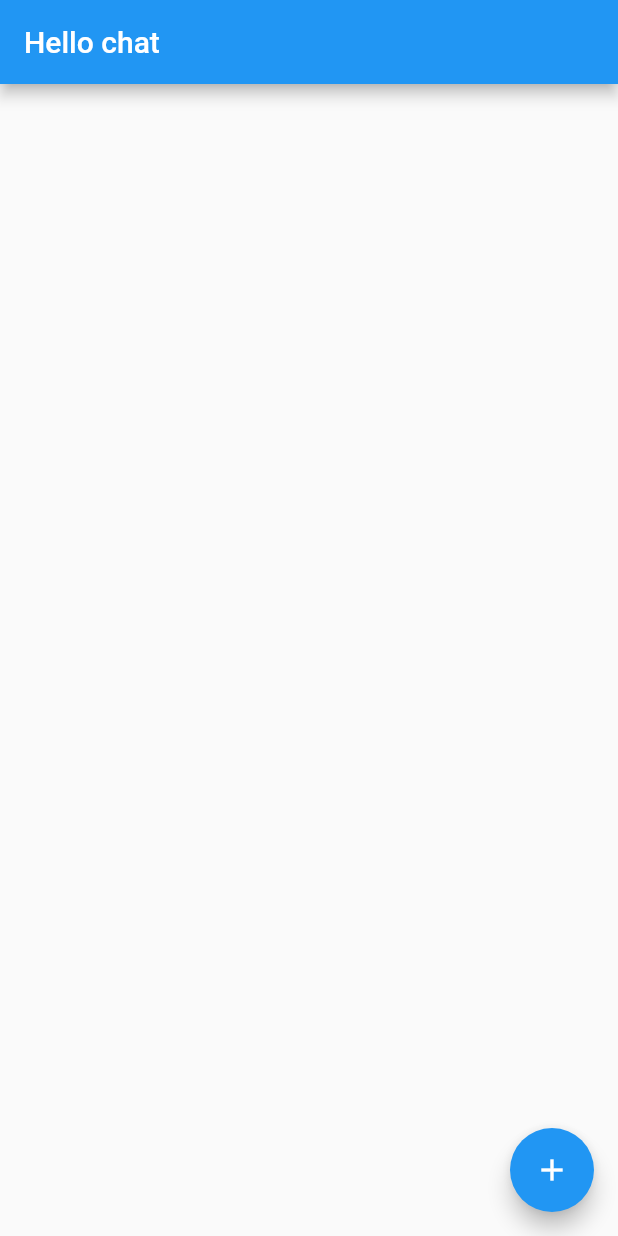
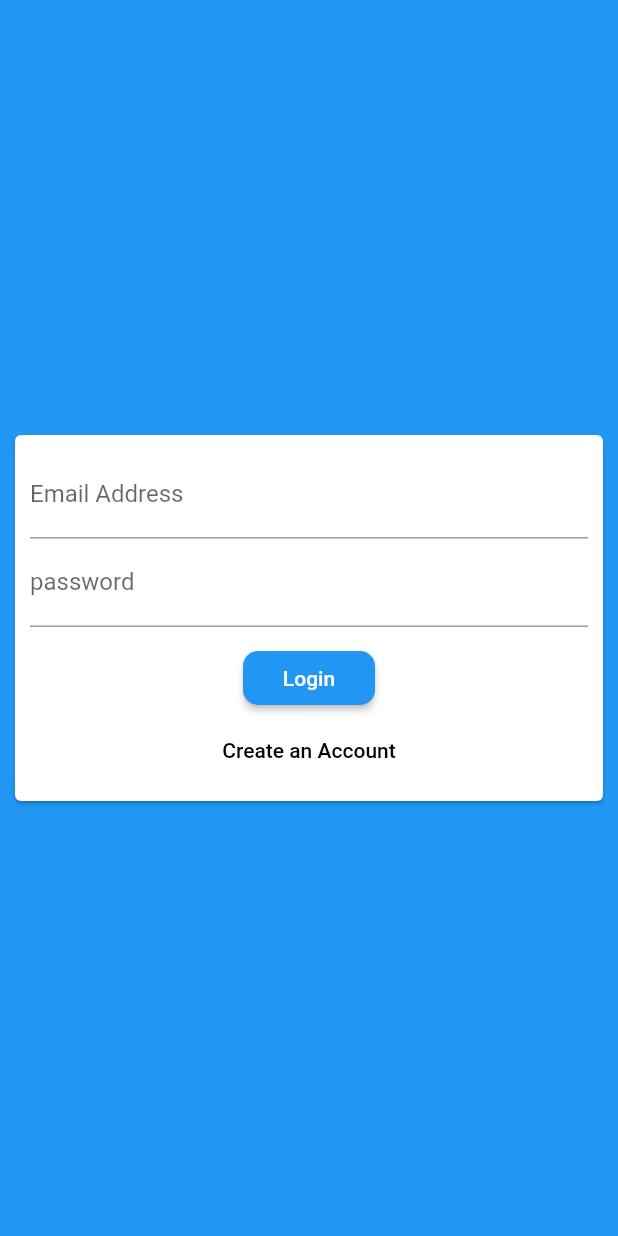
Before and after one commit to bhuvanesh42/hello_chat, a Flutter app: the screen it shows after launch, on a phone screen of 412 x 824 dp. Run offline on Flutter 3.47's test engine with Material 2 defaults, Android fonts, the phone set to English and light mode, and no system bars; our stand-ins replace cloud_firestore, firebase_auth; accounts and stored records are empty.

```diff
--- a/lib/main.dart
+++ b/lib/main.dart
@@ -13,12 +13,15 @@ class MyApp extends StatelessWidget {
     return MaterialApp(
       title: 'Flutter Demo',
       theme: ThemeData(
-
         primarySwatch: Colors.blue,
-
-        visualDensity: VisualDensity.adaptivePlatformDensity,
+        backgroundColor: Colors.blue,
+        buttonTheme: ButtonTheme.of(context).copyWith(
+            buttonColor: Colors.blue,
+            textTheme: ButtonTextTheme.primary,
+            shape: RoundedRectangleBorder(
+                borderRadius: BorderRadius.circular(10))),
       ),
-      home: ChatScreen(),
+      home: AuthScreen(),
     );
   }
 }
--- a/lib/screen/auth_screen.dart
+++ b/lib/screen/auth_screen.dart
@@ -1,18 +1,54 @@
 import 'package:flutter/material.dart';
+import 'package:flutter/services.dart';
+import 'package:hello_chat/wedget/auth.dart';
+import 'package:firebase_auth/firebase_auth.dart';
 
-class AuthScreen extends StatelessWidget {
+class AuthScreen extends StatefulWidget {
+  @override
+  _AuthScreenState createState() => _AuthScreenState();
+}
+
+class _AuthScreenState extends State<AuthScreen> {
+  final auth = FirebaseAuth.instance;
+
+  void _submitauthform(String mail, String username, String password,
+      bool islogin, BuildContext ctx) async {
+    AuthResult authResult;
+    try {
+      if (islogin) {
+        authResult = await auth.signInWithEmailAndPassword(
+          email: mail,
+          password: password,
+        );
+      } else {
+        authResult = await auth.createUserWithEmailAndPassword(
+          email: mail,
+          password: password,
+        );
+      }
+    } on PlatformException catch (err) {
+      var message = 'an error occured';
+
+      if (err.message != null) {
+        message = err.message;
+      }
+
+      Scaffold.of(ctx).showSnackBar(
+        SnackBar(
+          content: Text(message),
+          backgroundColor: Theme.of(ctx).errorColor,
+        ),
+      );
+    } catch (err) {
+      print(err);
+    }
+  }
+
   @override
   Widget build(BuildContext context) {
     return Scaffold(
-        appBar: AppBar(
-          title: Text('Hello Chat'),
-        ),
-        body: ListView.builder(
-          itemBuilder: (ctx, index) => Container(
-            padding: EdgeInsets.all(10),
-            child: Text('hello chat..'),
-          ),
-          itemCount: 10,
-        ));
+      backgroundColor: Colors.blue,
+      body: Authform(_submitauthform),
+    );
   }
 }
--- a/lib/screen/chat_screen.dart
+++ b/lib/screen/chat_screen.dart
@@ -30,7 +30,11 @@ class ChatScreen extends StatelessWidget {
         },
       ),
       floatingActionButton: FloatingActionButton(
-        onPressed: () {},
+        onPressed: () {
+          Firestore.instance
+              .collection('chats/TavZL9vd0sncPtHNrIaN/messages')
+              .add({'text': 'this is added by pressing button'});
+        },
         child: Icon(Icons.add),
       ),
     );
--- /dev/null
+++ b/lib/wedget/auth.dart
@@ -0,0 +1,113 @@
+import 'package:flutter/material.dart';
+
+class Authform extends StatefulWidget {
+  final void Function(
+      String mail, String username, String password, bool islogin,  BuildContext ctx) submitfn;
+  Authform(this.submitfn);
+
+  @override
+  _AuthformState createState() => _AuthformState();
+}
+
+class _AuthformState extends State<Authform> {
+  final _formkey = GlobalKey<FormState>();
+  var islogin = true;
+  String usermail = '';
+  String username = '';
+  String userpass = '';
+  void _submit() {
+    final isvalid = _formkey.currentState.validate();
+    FocusScope.of(context).unfocus();
+    if (isvalid) {
+      _formkey.currentState.save();
+      widget.submitfn(
+        usermail.trim(),
+        username.trim(),
+        userpass.trim(),
+        islogin,
+        context
+      );
+    }
+  }
+
+  @override
+  Widget build(BuildContext context) {
+    return Center(
+      child: Card(
+        margin: EdgeInsets.all(10),
+        child: SingleChildScrollView(
+          child: Padding(
+            padding: EdgeInsets.all(10),
+            child: Form(
+              key: _formkey,
+              child: Column(
+                mainAxisSize: MainAxisSize.min,
+                children: <Widget>[
+                  TextFormField(
+                    key: ValueKey('email'),
+                    validator: (value) {
+                      if (value.isEmpty || !value.contains('@')) {
+                        return 'plase enter valid email address';
+                      }
+                      return null;
+                    },
+                    keyboardType: TextInputType.emailAddress,
+                    decoration: InputDecoration(labelText: 'Email Address'),
+                    onSaved: (value) {
+                      usermail = value;
+                    },
+                  ),
+                  if (!islogin)
+                    TextFormField(
+                      key: ValueKey('username'),
+                      validator: (value) {
+                        if (value.isEmpty || value.length < 4) {
+                          return 'plase enter minimum of 4 characters to username';
+                        }
+                        return null;
+                      },
+                      decoration: InputDecoration(labelText: 'Username'),
+                      onSaved: (value) {
+                        username = value;
+                      },
+                    ),
+                  TextFormField(
+                    key: ValueKey('password'),
+                    validator: (value) {
+                      if (value.isEmpty || value.length < 7) {
+                        return 'plase enter at least minimum length of 7';
+                      }
+                      return null;
+                    },
+                    decoration: InputDecoration(labelText: 'password'),
+                    obscureText: true,
+                    onSaved: (value) {
+                      userpass = value;
+                    },
+                  ),
+                  SizedBox(
+                    height: 10,
+                  ),
+                  RaisedButton(
+                    onPressed: _submit,
+                    child: Text(islogin ? 'Login' : 'Signup'),
+                  ),
+                  FlatButton(
+                    child: Text(islogin
+                        ? 'Create an Account'
+                        : 'aleady have an account'),
+                    onPressed: () {
+                      setState(() {
+                        islogin = !islogin;
+                      });
+                    },
+                  ),
+                ],
+              ),
+            ),
+          ),
+        ),
+      ),
+    );
+  }
+}
--- a/pubspec.yaml
+++ b/pubspec.yaml
@@ -24,6 +24,7 @@ dependencies:
   flutter:
     sdk: flutter
   cloud_firestore: ^0.13.5
+  firebase_auth: ^0.16.1
 
 
   # The following adds the Cupertino Icons font to your application.
```
Also changed, not shown: pubspec.lock.
